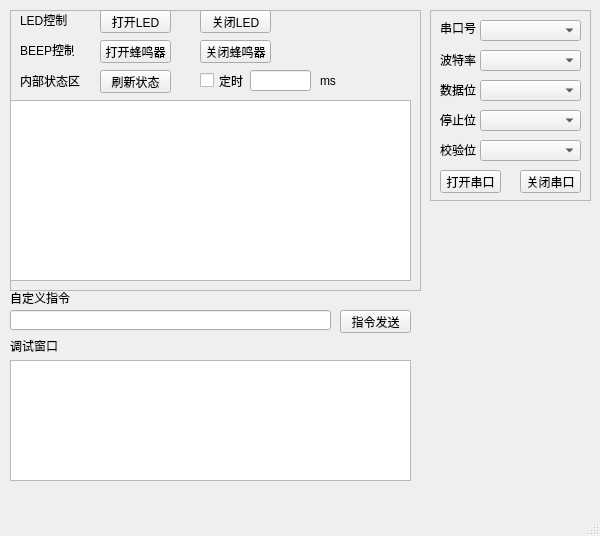
Old version of the form upper_app/manage_tool/mainwindow.ui in the repository tvrcpeauki/remote_manage.
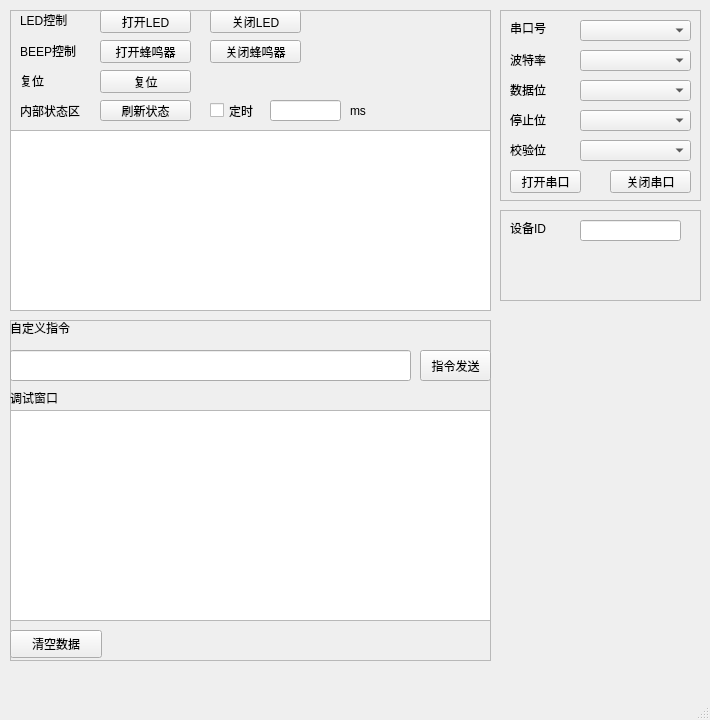
New version of the form.

Commit message: 上位机布局修改，增加指令的实际动作

```diff
--- a/upper_app/manage_tool/mainwindow.ui
+++ b/upper_app/manage_tool/mainwindow.ui
@@ -6,20 +6,20 @@
    <rect>
     <x>0</x>
     <y>0</y>
-    <width>600</width>
-    <height>536</height>
+    <width>710</width>
+    <height>720</height>
    </rect>
   </property>
   <property name="minimumSize">
    <size>
-    <width>600</width>
-    <height>500</height>
+    <width>710</width>
+    <height>720</height>
    </size>
   </property>
   <property name="maximumSize">
    <size>
-    <width>800</width>
-    <height>700</height>
+    <width>850</width>
+    <height>800</height>
    </size>
   </property>
   <property name="windowTitle">
@@ -32,9 +32,9 @@
    <widget class="QFrame" name="comframe">
     <property name="geometry">
      <rect>
-      <x>430</x>
+      <x>500</x>
       <y>10</y>
-      <width>161</width>
+      <width>201</width>
       <height>191</height>
      </rect>
     </property>
@@ -55,7 +55,7 @@
       <rect>
        <x>10</x>
        <y>10</y>
-       <width>41</width>
+       <width>61</width>
        <height>16</height>
       </rect>
      </property>
@@ -66,9 +66,9 @@
     <widget class="QComboBox" name="ComIdBox">
      <property name="geometry">
       <rect>
-       <x>50</x>
+       <x>80</x>
        <y>10</y>
-       <width>101</width>
+       <width>111</width>
        <height>21</height>
       </rect>
      </property>
@@ -78,7 +78,7 @@
       <rect>
        <x>10</x>
        <y>40</y>
-       <width>41</width>
+       <width>61</width>
        <height>20</height>
       </rect>
      </property>
@@ -89,9 +89,9 @@
     <widget class="QComboBox" name="ComBaudBox">
      <property name="geometry">
       <rect>
-       <x>50</x>
+       <x>80</x>
        <y>40</y>
-       <width>101</width>
+       <width>111</width>
        <height>21</height>
       </rect>
      </property>
@@ -101,7 +101,7 @@
       <rect>
        <x>10</x>
        <y>70</y>
-       <width>41</width>
+       <width>61</width>
        <height>20</height>
       </rect>
      </property>
@@ -112,9 +112,9 @@
     <widget class="QComboBox" name="ComDataBox">
      <property name="geometry">
       <rect>
-       <x>50</x>
+       <x>80</x>
        <y>70</y>
-       <width>101</width>
+       <width>111</width>
        <height>21</height>
       </rect>
      </property>
@@ -124,7 +124,7 @@
       <rect>
        <x>10</x>
        <y>100</y>
-       <width>41</width>
+       <width>61</width>
        <height>20</height>
       </rect>
      </property>
@@ -135,9 +135,9 @@
     <widget class="QComboBox" name="ComStopBox">
      <property name="geometry">
       <rect>
-       <x>50</x>
+       <x>80</x>
        <y>100</y>
-       <width>101</width>
+       <width>111</width>
        <height>21</height>
       </rect>
      </property>
@@ -147,7 +147,7 @@
       <rect>
        <x>10</x>
        <y>130</y>
-       <width>41</width>
+       <width>51</width>
        <height>20</height>
       </rect>
      </property>
@@ -158,9 +158,9 @@
     <widget class="QComboBox" name="ComParityBox">
      <property name="geometry">
       <rect>
-       <x>50</x>
+       <x>80</x>
        <y>130</y>
-       <width>101</width>
+       <width>111</width>
        <height>21</height>
       </rect>
      </property>
@@ -170,7 +170,7 @@
       <rect>
        <x>10</x>
        <y>160</y>
-       <width>61</width>
+       <width>71</width>
        <height>23</height>
       </rect>
      </property>
@@ -181,9 +181,9 @@
     <widget class="QPushButton" name="close_btn">
      <property name="geometry">
       <rect>
-       <x>90</x>
+       <x>110</x>
        <y>160</y>
-       <width>61</width>
+       <width>81</width>
        <height>23</height>
       </rect>
      </property>
@@ -192,75 +192,13 @@
      </property>
     </widget>
    </widget>
-   <widget class="QTextEdit" name="ReceiveEdit">
-    <property name="geometry">
-     <rect>
-      <x>10</x>
-      <y>360</y>
-      <width>401</width>
-      <height>121</height>
-     </rect>
-    </property>
-    <property name="readOnly">
-     <bool>true</bool>
-    </property>
-   </widget>
-   <widget class="QLabel" name="label_edit0">
-    <property name="geometry">
-     <rect>
-      <x>10</x>
-      <y>340</y>
-      <width>54</width>
-      <height>12</height>
-     </rect>
-    </property>
-    <property name="text">
-     <string>调试窗口</string>
-    </property>
-   </widget>
-   <widget class="QLabel" name="label_edit1">
-    <property name="geometry">
-     <rect>
-      <x>10</x>
-      <y>290</y>
-      <width>61</width>
-      <height>16</height>
-     </rect>
-    </property>
-    <property name="text">
-     <string>自定义指令</string>
-    </property>
-   </widget>
-   <widget class="QLineEdit" name="lineEdit">
-    <property name="geometry">
-     <rect>
-      <x>10</x>
-      <y>310</y>
-      <width>321</width>
-      <height>20</height>
-     </rect>
-    </property>
-   </widget>
-   <widget class="QPushButton" name="SendCmdBtn">
-    <property name="geometry">
-     <rect>
-      <x>340</x>
-      <y>310</y>
-      <width>71</width>
-      <height>23</height>
-     </rect>
-    </property>
-    <property name="text">
-     <string>指令发送</string>
-    </property>
-   </widget>
-   <widget class="QFrame" name="commandFrame">
+   <widget class="QFrame" name="frame_info">
     <property name="geometry">
      <rect>
       <x>10</x>
       <y>10</y>
-      <width>411</width>
-      <height>281</height>
+      <width>481</width>
+      <height>301</height>
      </rect>
     </property>
     <property name="frameShape">
@@ -274,7 +212,7 @@
       <rect>
        <x>10</x>
        <y>2</y>
-       <width>54</width>
+       <width>71</width>
        <height>16</height>
       </rect>
      </property>
@@ -282,12 +220,12 @@
       <string>LED控制</string>
      </property>
     </widget>
-    <widget class="QPushButton" name="led_on_btn">
+    <widget class="QPushButton" name="btn_led_on">
      <property name="geometry">
       <rect>
        <x>90</x>
        <y>0</y>
-       <width>71</width>
+       <width>91</width>
        <height>23</height>
       </rect>
      </property>
@@ -295,12 +233,12 @@
       <string>打开LED</string>
      </property>
     </widget>
-    <widget class="QPushButton" name="led_off_btn">
+    <widget class="QPushButton" name="btn_led_off">
      <property name="geometry">
       <rect>
-       <x>190</x>
+       <x>200</x>
        <y>0</y>
-       <width>71</width>
+       <width>91</width>
        <height>23</height>
       </rect>
      </property>
@@ -312,21 +250,21 @@
      <property name="geometry">
       <rect>
        <x>10</x>
-       <y>32</y>
-       <width>54</width>
-       <height>16</height>
+       <y>30</y>
+       <width>71</width>
+       <height>21</height>
       </rect>
      </property>
      <property name="text">
       <string>BEEP控制</string>
      </property>
     </widget>
-    <widget class="QPushButton" name="beep_on_btn">
+    <widget class="QPushButton" name="btn_beep_on">
      <property name="geometry">
       <rect>
        <x>90</x>
        <y>30</y>
-       <width>71</width>
+       <width>91</width>
        <height>23</height>
       </rect>
      </property>
@@ -334,12 +272,12 @@
       <string>打开蜂鸣器</string>
      </property>
     </widget>
-    <widget class="QPushButton" name="beep_off_btn">
+    <widget class="QPushButton" name="btn_beep_off">
      <property name="geometry">
       <rect>
-       <x>190</x>
+       <x>200</x>
        <y>30</y>
-       <width>71</width>
+       <width>91</width>
        <height>23</height>
       </rect>
      </property>
@@ -347,12 +285,12 @@
       <string>关闭蜂鸣器</string>
      </property>
     </widget>
-    <widget class="QTextEdit" name="ReceiveEdit_2">
+    <widget class="QTextEdit" name="text_edit_recv">
      <property name="geometry">
       <rect>
        <x>0</x>
-       <y>90</y>
-       <width>401</width>
+       <y>120</y>
+       <width>481</width>
        <height>181</height>
       </rect>
      </property>
@@ -360,12 +298,12 @@
       <bool>true</bool>
      </property>
     </widget>
-    <widget class="QLabel" name="label_beep_2">
+    <widget class="QLabel" name="label_stauts">
      <property name="geometry">
       <rect>
        <x>10</x>
-       <y>60</y>
-       <width>61</width>
+       <y>90</y>
+       <width>81</width>
        <height>21</height>
       </rect>
      </property>
@@ -373,24 +311,24 @@
       <string>内部状态区</string>
      </property>
     </widget>
-    <widget class="QPushButton" name="refresh_btn">
+    <widget class="QPushButton" name="btn_refresh">
      <property name="geometry">
       <rect>
        <x>90</x>
-       <y>60</y>
-       <width>71</width>
-       <height>23</height>
+       <y>90</y>
+       <width>91</width>
+       <height>21</height>
       </rect>
      </property>
      <property name="text">
       <string>刷新状态</string>
      </property>
     </widget>
-    <widget class="QCheckBox" name="time_check_box">
+    <widget class="QCheckBox" name="check_box_time">
      <property name="geometry">
       <rect>
-       <x>190</x>
-       <y>60</y>
+       <x>200</x>
+       <y>90</y>
        <width>51</width>
        <height>21</height>
       </rect>
@@ -399,22 +337,22 @@
       <string>定时</string>
      </property>
     </widget>
-    <widget class="QLineEdit" name="lineEdit_2">
+    <widget class="QLineEdit" name="line_edit_time">
      <property name="geometry">
       <rect>
-       <x>240</x>
-       <y>60</y>
-       <width>61</width>
+       <x>260</x>
+       <y>90</y>
+       <width>71</width>
        <height>21</height>
       </rect>
      </property>
     </widget>
-    <widget class="QLabel" name="tiem_label">
+    <widget class="QLabel" name="label_time">
      <property name="geometry">
       <rect>
-       <x>310</x>
-       <y>60</y>
-       <width>54</width>
+       <x>340</x>
+       <y>90</y>
+       <width>41</width>
        <height>21</height>
       </rect>
      </property>
@@ -422,6 +360,162 @@
       <string>ms</string>
      </property>
     </widget>
+    <widget class="QLabel" name="label_reboot">
+     <property name="geometry">
+      <rect>
+       <x>10</x>
+       <y>60</y>
+       <width>71</width>
+       <height>21</height>
+      </rect>
+     </property>
+     <property name="text">
+      <string>复位</string>
+     </property>
+    </widget>
+    <widget class="QPushButton" name="btn_reboot">
+     <property name="geometry">
+      <rect>
+       <x>90</x>
+       <y>60</y>
+       <width>91</width>
+       <height>23</height>
+      </rect>
+     </property>
+     <property name="text">
+      <string>复位</string>
+     </property>
+    </widget>
+   </widget>
+   <widget class="QFrame" name="frame_dev">
+    <property name="geometry">
+     <rect>
+      <x>500</x>
+      <y>210</y>
+      <width>201</width>
+      <height>91</height>
+     </rect>
+    </property>
+    <property name="frameShape">
+     <enum>QFrame::StyledPanel</enum>
+    </property>
+    <property name="frameShadow">
+     <enum>QFrame::Raised</enum>
+    </property>
+    <widget class="QLabel" name="label_dev_id">
+     <property name="geometry">
+      <rect>
+       <x>10</x>
+       <y>10</y>
+       <width>71</width>
+       <height>16</height>
+      </rect>
+     </property>
+     <property name="text">
+      <string>设备ID</string>
+     </property>
+    </widget>
+    <widget class="QLineEdit" name="line_edit_dev_id">
+     <property name="geometry">
+      <rect>
+       <x>80</x>
+       <y>10</y>
+       <width>101</width>
+       <height>21</height>
+      </rect>
+     </property>
+    </widget>
+   </widget>
+   <widget class="QFrame" name="frame_test">
+    <property name="geometry">
+     <rect>
+      <x>10</x>
+      <y>320</y>
+      <width>481</width>
+      <height>341</height>
+     </rect>
+    </property>
+    <property name="frameShape">
+     <enum>QFrame::StyledPanel</enum>
+    </property>
+    <property name="frameShadow">
+     <enum>QFrame::Raised</enum>
+    </property>
+    <widget class="QLabel" name="label_cmd">
+     <property name="geometry">
+      <rect>
+       <x>0</x>
+       <y>0</y>
+       <width>101</width>
+       <height>16</height>
+      </rect>
+     </property>
+     <property name="text">
+      <string>自定义指令</string>
+     </property>
+    </widget>
+    <widget class="QLineEdit" name="line_edit_cmd">
+     <property name="geometry">
+      <rect>
+       <x>0</x>
+       <y>30</y>
+       <width>401</width>
+       <height>31</height>
+      </rect>
+     </property>
+    </widget>
+    <widget class="QPushButton" name="btn_send_cmd">
+     <property name="geometry">
+      <rect>
+       <x>410</x>
+       <y>30</y>
+       <width>71</width>
+       <height>31</height>
+      </rect>
+     </property>
+     <property name="text">
+      <string>指令发送</string>
+     </property>
+    </widget>
+    <widget class="QLabel" name="label_test">
+     <property name="geometry">
+      <rect>
+       <x>0</x>
+       <y>70</y>
+       <width>121</width>
+       <height>16</height>
+      </rect>
+     </property>
+     <property name="text">
+      <string>调试窗口</string>
+     </property>
+    </widget>
+    <widget class="QTextEdit" name="text_edit_test">
+     <property name="geometry">
+      <rect>
+       <x>0</x>
+       <y>90</y>
+       <width>481</width>
+       <height>211</height>
+      </rect>
+     </property>
+     <property name="readOnly">
+      <bool>true</bool>
+     </property>
+    </widget>
+    <widget class="QPushButton" name="btn_clear">
+     <property name="geometry">
+      <rect>
+       <x>0</x>
+       <y>310</y>
+       <width>92</width>
+       <height>28</height>
+      </rect>
+     </property>
+     <property name="text">
+      <string>清空数据</string>
+     </property>
+    </widget>
    </widget>
   </widget>
   <widget class="QMenuBar" name="menubar">
```
Left out of the diff: 20 changed lines with no effect on the pictures. The commit also changes 10 other files.
